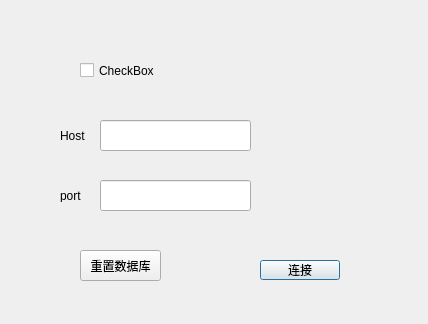
This is src/signA/View/redissetupdialog.ui in Freedom-JJ/SignalAnalysis as Qt 5 draws it before an edit. The edited form follows.
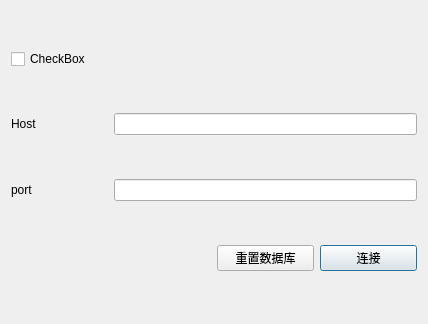
This is the edited form.

The edit to the form file:
```diff
--- a/src/signA/View/redissetupdialog.ui
+++ b/src/signA/View/redissetupdialog.ui
@@ -13,91 +13,55 @@
   <property name="windowTitle">
    <string>连接远程数据库</string>
   </property>
-  <widget class="QCheckBox" name="IsOPenRedisCheckBox">
-   <property name="geometry">
-    <rect>
-     <x>80</x>
-     <y>30</y>
-     <width>151</width>
-     <height>81</height>
-    </rect>
-   </property>
-   <property name="text">
-    <string>CheckBox</string>
-   </property>
-  </widget>
-  <widget class="QLineEdit" name="hostEdit">
-   <property name="geometry">
-    <rect>
-     <x>100</x>
-     <y>120</y>
-     <width>151</width>
-     <height>31</height>
-    </rect>
-   </property>
-  </widget>
-  <widget class="QLineEdit" name="portEdit">
-   <property name="geometry">
-    <rect>
-     <x>100</x>
-     <y>180</y>
-     <width>151</width>
-     <height>31</height>
-    </rect>
-   </property>
-  </widget>
+  <layout class="QGridLayout" name="gridLayout">
+   <item row="1" column="0">
   <widget class="QLabel" name="label">
-   <property name="geometry">
-    <rect>
-     <x>60</x>
-     <y>130</y>
-     <width>54</width>
-     <height>12</height>
-    </rect>
-   </property>
    <property name="text">
     <string>Host</string>
    </property>
-  </widget>
+     <property name="buddy">
+      <cstring>hostEdit</cstring>
+     </property>
+    </widget>
+   </item>
+   <item row="2" column="0">
   <widget class="QLabel" name="label_2">
-   <property name="geometry">
-    <rect>
-     <x>60</x>
-     <y>190</y>
-     <width>54</width>
-     <height>12</height>
-    </rect>
-   </property>
    <property name="text">
     <string>port</string>
    </property>
-  </widget>
+     <property name="buddy">
+      <cstring>portEdit</cstring>
+     </property>
+    </widget>
+   </item>
+   <item row="0" column="0" colspan="2">
+    <widget class="QCheckBox" name="IsOPenRedisCheckBox">
+     <property name="text">
+      <string>CheckBox</string>
+     </property>
+    </widget>
+   </item>
+   <item row="3" column="3">
   <widget class="QPushButton" name="redisButton">
-   <property name="geometry">
-    <rect>
-     <x>260</x>
-     <y>260</y>
-     <width>80</width>
-     <height>20</height>
-    </rect>
-   </property>
    <property name="text">
     <string>连接</string>
    </property>
   </widget>
+   </item>
+   <item row="3" column="2">
   <widget class="QPushButton" name="InitButton">
-   <property name="geometry">
-    <rect>
-     <x>80</x>
-     <y>250</y>
-     <width>81</width>
-     <height>31</height>
-    </rect>
-   </property>
    <property name="text">
     <string>重置数据库</string>
    </property>
   </widget>
+   </item>
+   <item row="2" column="1" colspan="3">
+    <widget class="QLineEdit" name="portEdit"/>
+   </item>
+   <item row="1" column="1" colspan="3">
+    <widget class="QLineEdit" name="hostEdit"/>
+   </item>
+  </layout>
  </widget>
  <resources/>
  <connections/>
```
Lines whose indentation alone changed are shown as unchanged.
